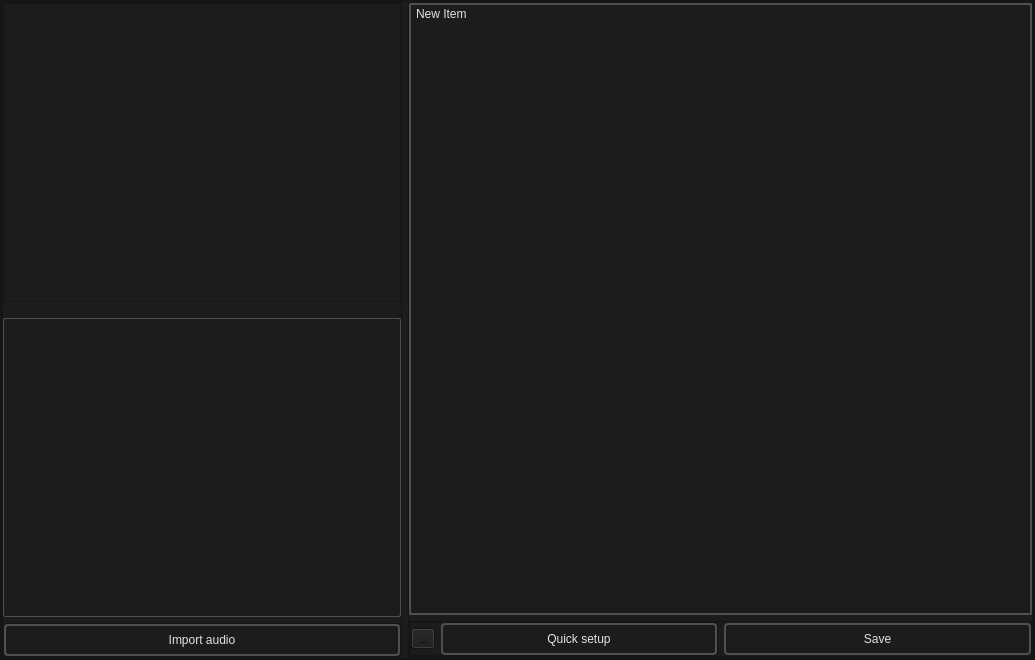
Qt form soudevent_editor/soundevenet_editor_mainwindow.ui (dertwist/Hammer5Tools) before a commit.
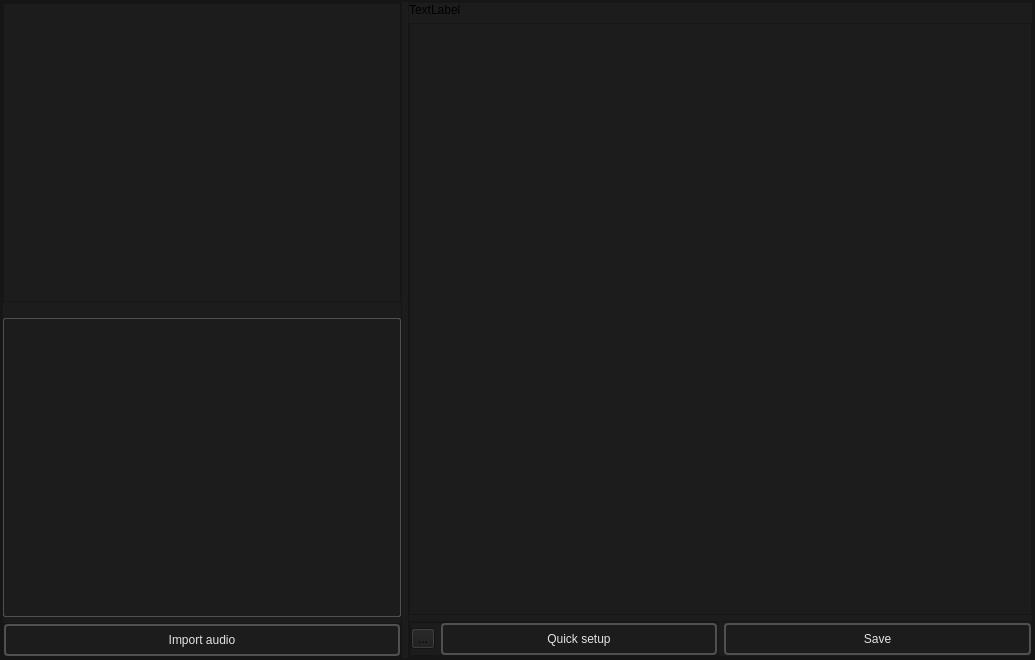
The same form after that commit. Icons and pictures are not drawn.

Commit message: Soundevent editor widget list drag and drop finished

```diff
--- a/soudevent_editor/soundevenet_editor_mainwindow.ui
+++ b/soudevent_editor/soundevenet_editor_mainwindow.ui
@@ -304,43 +304,38 @@
               <number>0</number>
              </property>
              <item>
-              <widget class="QListWidget" name="soundevent_properties">
-               <property name="styleSheet">
-                <string notr="true">QListWidget {
-    border: 2px solid #CCCCCC;
-    border-color: rgba(80, 80, 80, 255);
-    border-radius: 2px;
-    padding: 2px;
-    color: #E3E3E3;
-}
-QListWidget::item {
-    padding: 0px;
-}
-QListWidget::item:selected {
-    border: 2px solid #CCCCCC;
-    border-color: rgba(80, 80, 80, 255);
-    border-radius: 2px;
-    padding: 2px;
-    color: #E3E3E3;
-}
-
-QListWidget::item:hover {
-    border: 2px solid #CCCCCC;
-    border-color: rgba(80, 80, 80, 255);
-    border-radius: 2px;
-    padding: 2px;
-    color: #E3E3E3;
-}
-</string>
+              <widget class="QLabel" name="status_bar">
+               <property name="text">
+                <string>TextLabel</string>
                </property>
-               <item>
-                <property name="text">
-                 <string>New Item</string>
+              </widget>
+             </item>
+             <item>
+              <widget class="QScrollArea" name="scrollArea">
+               <property name="lineWidth">
+                <number>0</number>
+               </property>
+               <property name="widgetResizable">
+                <bool>true</bool>
+               </property>
+               <property name="alignment">
+                <set>Qt::AlignLeading|Qt::AlignLeft|Qt::AlignTop</set>
+               </property>
+               <widget class="QWidget" name="soundevent_properties">
+                <property name="geometry">
+                 <rect>
+                  <x>0</x>
+                  <y>0</y>
+                  <width>621</width>
+                  <height>588</height>
+                 </rect>
                 </property>
-                <property name="toolTip">
-                 <string extracomment="fsdfsdfsd"/>
-                </property>
-               </item>
+                <layout class="QVBoxLayout" name="verticalLayout_2">
+                 <property name="sizeConstraint">
+                  <enum>QLayout::SetFixedSize</enum>
+                 </property>
+                </layout>
+               </widget>
               </widget>
              </item>
              <item>
```
The commit also changes 4 other files.
